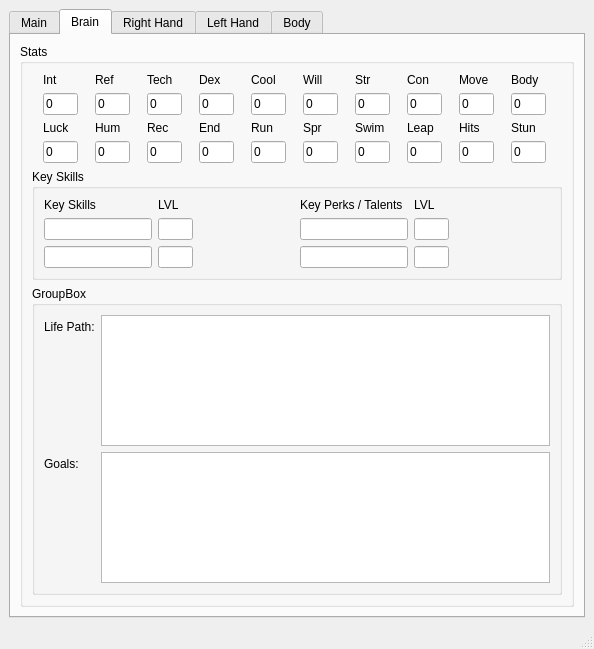
First picture: the form in meta_char_window.ui, repository mcgillij/qt_meta_char, before the edit.
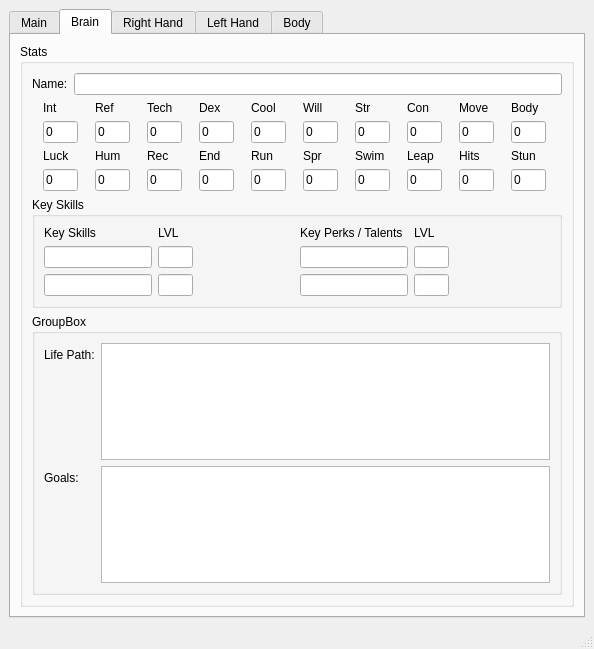
Second picture: the form after the edit. The open tabs and pages were chosen to show the change.

What changed in the file:
```diff
--- a/meta_char_window.ui
+++ b/meta_char_window.ui
@@ -78,6 +78,20 @@
            <string>Stats</string>
           </property>
           <layout class="QVBoxLayout" name="verticalLayout_4">
+           <item>
+            <layout class="QFormLayout" name="formLayout_13">
+             <item row="0" column="1">
+              <widget class="QLineEdit" name="lineEditBrainName"/>
+             </item>
+             <item row="0" column="0">
+              <widget class="QLabel" name="label_22">
+               <property name="text">
+                <string>Name:</string>
+               </property>
+              </widget>
+             </item>
+            </layout>
+           </item>
            <item>
             <layout class="QGridLayout" name="gridLayout_2">
              <item row="2" column="4">
```
Left out of the diff: 28 changed lines with no effect on the pictures.
